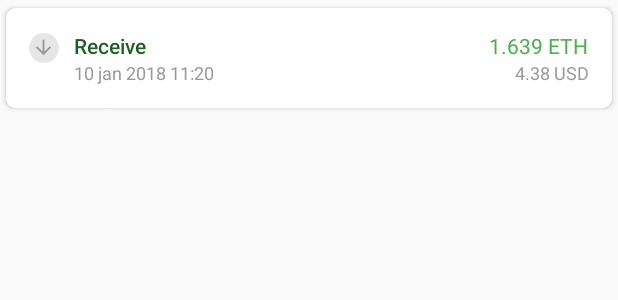
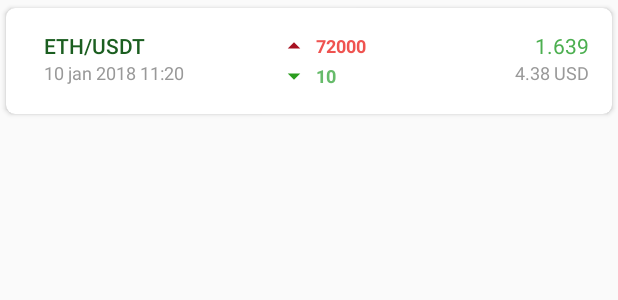
Before and after one commit to FaranTariq24/GreenWallet, an Android app: the layout main_small_card.xml on its own in the app's theme, with its tools: preview values and no code run, on a phone screen of 412 x 824 dp. Shown: the top 300 px of the screen. Run offline under Robolectric (Android 15) with nearby library versions, the light colour scheme and no system bars.

Commit message:
main card view set

```diff
--- /dev/null
+++ b/app/src/main/res/drawable/ic_arrow_max.xml
@@ -0,0 +1,5 @@
+<vector android:height="24dp" android:tint="#A71122"
+    android:viewportHeight="24" android:viewportWidth="24"
+    android:width="24dp" xmlns:android="http://schemas.android.com/apk/res/android">
+    <path android:fillColor="@android:color/white" android:pathData="M7,14l5,-5 5,5z"/>
+</vector>
--- /dev/null
+++ b/app/src/main/res/drawable/ic_arrow_min.xml
@@ -0,0 +1,5 @@
+<vector android:height="24dp" android:tint="#2A9D1E"
+    android:viewportHeight="24" android:viewportWidth="24"
+    android:width="24dp" xmlns:android="http://schemas.android.com/apk/res/android">
+    <path android:fillColor="@android:color/white" android:pathData="M7,10l5,5 5,-5z"/>
+</vector>
--- a/app/src/main/res/layout/main_small_card.xml
+++ b/app/src/main/res/layout/main_small_card.xml
@@ -14,26 +14,7 @@
             android:orientation="horizontal"
             android:padding="@dimen/spacing_large">
 
-            <RelativeLayout
-                android:layout_width="20dp"
-                android:layout_height="20dp"
-                android:layout_marginTop="1dp">
 
-                <ImageView
-                    android:layout_width="match_parent"
-                    android:layout_height="match_parent"
-                    android:layout_centerInParent="true"
-                    app:tint="@color/grey_10"
-                    app:srcCompat="@drawable/shape_circle" />
-
-                <ImageView
-                    android:layout_width="15dp"
-                    android:layout_height="15dp"
-                    android:layout_centerInParent="true"
-                    app:tint="@color/grey_40"
-                    app:srcCompat="@drawable/ic_arrow_downward" />
-
-            </RelativeLayout>
 
             <View
                 android:layout_width="@dimen/spacing_middle"
@@ -46,14 +27,16 @@
                 android:orientation="vertical">
 
                 <TextView
+                    android:id="@+id/tv_msc_curr_name"
                     android:layout_width="wrap_content"
                     android:layout_height="wrap_content"
-                    android:text="Receive"
+                    android:text="ETH/USDT"
                     android:textAppearance="@style/Base.TextAppearance.AppCompat.Body2"
                     android:textColor="@color/green_900" />
 
 
                 <TextView
+                    android:id="@+id/tv_time"
                     android:layout_width="wrap_content"
                     android:layout_height="wrap_content"
                     android:text="10 jan 2018 11:20"
@@ -61,6 +44,60 @@
                     android:textColor="@color/grey_40" />
 
             </LinearLayout>
+            <androidx.appcompat.widget.LinearLayoutCompat
+                android:layout_width="0dp"
+                android:layout_weight="1"
+                android:orientation="horizontal"
+                android:weightSum="4"
+                android:layout_height="wrap_content">
+                <androidx.appcompat.widget.LinearLayoutCompat
+                    android:layout_width="0dp"
+                    android:layout_weight="0.5"
+                    android:orientation="vertical"
+                    android:layout_height="wrap_content">
+
+
+                    <androidx.appcompat.widget.AppCompatImageView
+                        android:layout_width="20dp"
+                        android:layout_height="20dp"
+                        android:src="@drawable/ic_arrow_max"
+                        />
+                    <androidx.appcompat.widget.AppCompatImageView
+                        android:layout_width="20dp"
+                        android:layout_height="20dp"
+                        android:src="@drawable/ic_arrow_min"
+                        />
+                </androidx.appcompat.widget.LinearLayoutCompat>
+            <androidx.appcompat.widget.LinearLayoutCompat
+                android:layout_width="0dp"
+                android:layout_weight="3"
+                android:orientation="vertical"
+                android:layout_height="wrap_content">
+
+
+                <TextView
+                    android:id="@+id/tv_maxBuyValue"
+                    android:layout_width="wrap_content"
+                    android:layout_height="wrap_content"
+                    android:text="72000"
+                    android:layout_marginLeft="5dp"
+                    android:layout_marginTop="1dp"
+                    android:textStyle="bold"
+                    android:textAppearance="@style/Base.TextAppearance.AppCompat.Caption"
+                    android:textColor="@color/red_400" />
+                <TextView
+                    android:id="@+id/tv_minBuyValue"
+                    android:layout_width="wrap_content"
+                    android:layout_height="wrap_content"
+                    android:text="10"
+                    android:layout_marginLeft="5dp"
+                    android:layout_marginTop="3dp"
+                    android:textStyle="bold"
+                    android:textAppearance="@style/Base.TextAppearance.AppCompat.Caption"
+                    android:textColor="@color/green_400" />
+            </androidx.appcompat.widget.LinearLayoutCompat>
+            </androidx.appcompat.widget.LinearLayoutCompat>
+
 
             <LinearLayout
                 android:layout_width="wrap_content"
@@ -69,13 +106,15 @@
                 android:orientation="vertical">
 
                 <TextView
+                    android:id="@+id/tv_total_Currency"
                     android:layout_width="wrap_content"
                     android:layout_height="wrap_content"
-                    android:text="1.639 ETH"
+                    android:text="1.639"
                     android:textAppearance="@style/Base.TextAppearance.AppCompat.Small"
                     android:textColor="@color/green_500" />
 
                 <TextView
+                    android:id="@+id/tv_total_investedAmount"
                     android:layout_width="wrap_content"
                     android:layout_height="wrap_content"
                     android:text="4.38 USD"
```
Also changed, not shown: app/src/main/java/com/cutezilla/cryptomanager/Interface/ItemClickListener.java (added, +7 -0 lines), app/src/main/java/com/cutezilla/cryptomanager/activity/MainActivity.java (+61 -16 lines), app/src/main/java/com/cutezilla/cryptomanager/adapter/CurrencyAdapter.java (deleted, +0 -48 lines), app/src/main/java/com/cutezilla/cryptomanager/adapter/MyCurrencyAdapter.java (deleted, +0 -78 lines), app/src/main/java/com/cutezilla/cryptomanager/model/Ledger.java (+11 -2 lines), app/src/main/java/com/cutezilla/cryptomanager/model/LedgerBuyEntry.java (+21 -12 lines), app/src/main/java/com/cutezilla/cryptomanager/viewHolder/LedgerViewHolder.java (added, +46 -0 lines), app/src/main/res/layout/buy_dialog.xml (+24 -0 lines), app/src/main/res/layout/content_index.xml (+25 -21 lines).
